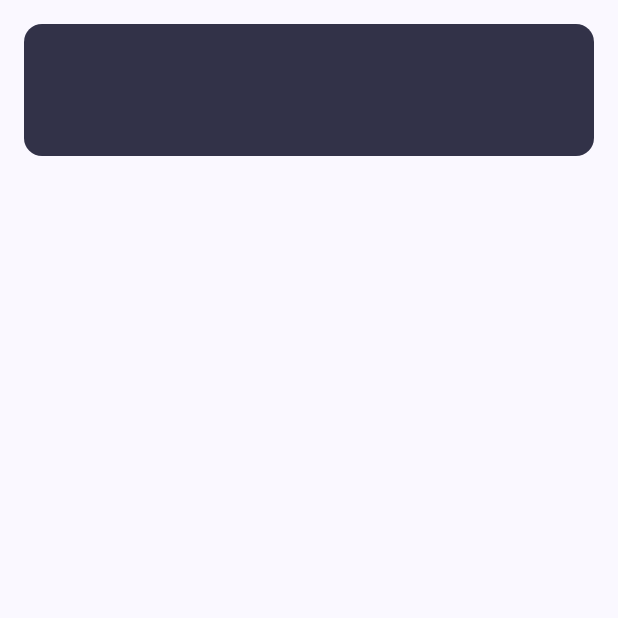
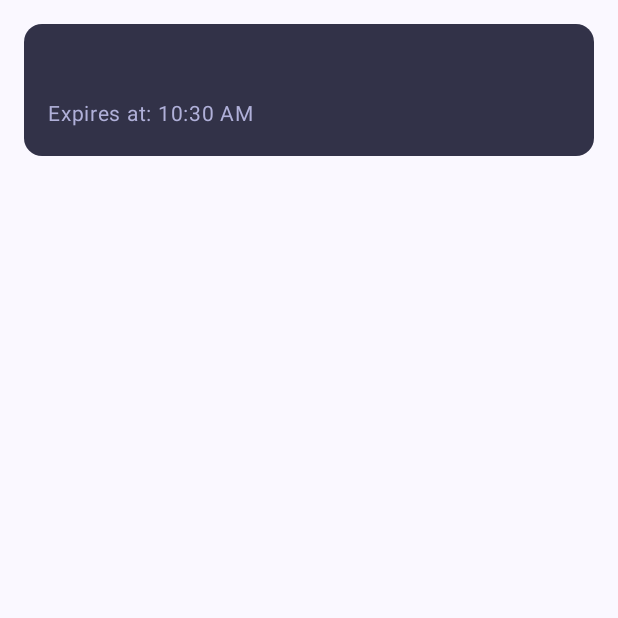
Before and after one commit to asfandalidal/SilentSignalApp, an Android app built with Jetpack Compose: the composable AnnouncementDetailScreen called with empty values, on a phone screen of 412 x 824 dp, the top half of it. Run offline under Robolectric (Android 15) with nearby library versions, the phone set to English and light mode, and no system bars; 1 statement that could not run was skipped.

Commit message:
resolve notification issue in screen

```diff
--- a/app/build.gradle.kts
+++ b/app/build.gradle.kts
@@ -60,6 +60,7 @@ dependencies {
     implementation(libs.androidx.ui.graphics)
     implementation(libs.androidx.ui.tooling.preview)
     implementation(libs.androidx.material3)
+    implementation(libs.androidx.appcompat)
     testImplementation(libs.junit)
     androidTestImplementation(libs.androidx.junit)
     androidTestImplementation(libs.androidx.espresso.core)
@@ -69,6 +70,7 @@ dependencies {
     debugImplementation(libs.androidx.ui.test.manifest)
     implementation("com.google.firebase:firebase-messaging-ktx:23.3.1")
     implementation ("com.google.android.gms:play-services-base:18.0.1")
-        implementation("androidx.navigation:navigation-compose:2.7.5")
+    implementation("androidx.navigation:navigation-compose:2.7.5")
+    implementation ("com.jakewharton.threetenabp:threetenabp:1.4.5")
 
 }
--- a/app/src/main/AndroidManifest.xml
+++ b/app/src/main/AndroidManifest.xml
@@ -18,7 +18,7 @@
 
         <!-- Firebase Messaging Service -->
         <service
-            android:name=".MyFirebaseMessagingService"
+            android:name=".config.MyFirebaseMessagingService"
             android:exported="false">
             <intent-filter>
                 <action android:name="com.google.firebase.MESSAGING_EVENT" />
@@ -29,6 +29,7 @@
         <activity
             android:name=".MainActivity"
             android:exported="true"
+            android:launchMode="singleTop"
             android:label="@string/app_name"
             android:theme="@style/Theme.SilentSignal">
             <intent-filter>
@@ -37,5 +38,7 @@
             </intent-filter>
         </activity>
 
+
+
     </application>
 </manifest>
--- a/app/src/main/java/com/azeemi/silentsignal/Announcement.kt
+++ /dev/null
@@ -1,3 +0,0 @@
-package com.azeemi.silentsignal
-
-data class Announcement(val id: Int, val message: String, val timestamp: String)
--- a/app/src/main/java/com/azeemi/silentsignal/AnnouncementDetailScreen.kt
+++ /dev/null
@@ -1,41 +0,0 @@
-package com.azeemi.silentsignal
-
-import androidx.compose.foundation.layout.*
-import androidx.compose.material3.*
-import androidx.compose.runtime.Composable
-import androidx.compose.ui.Modifier
-import androidx.compose.ui.graphics.Color
-import androidx.compose.ui.text.font.FontWeight
-import androidx.compose.ui.unit.dp
-import androidx.compose.ui.unit.sp
-
-@Composable
-fun AnnouncementDetailScreen(message: String, timestamp: String) {
-    Box(
-        modifier = Modifier
-            .fillMaxSize()
-            .padding(16.dp)
-    ) {
-        Card(
-            modifier = Modifier.fillMaxWidth(),
-            colors = CardDefaults.cardColors(containerColor = Color(0xFF323248))
-        ) {
-            Column(
-                modifier = Modifier.padding(16.dp)
-            ) {
-                Text(
-                    text = message,
-                    fontSize = 20.sp,
-                    fontWeight = FontWeight.Bold,
-                    color = Color.White
-                )
-                Spacer(modifier = Modifier.height(8.dp))
-                Text(
-                    text = timestamp,
-                    fontSize = 14.sp,
-                    color = Color(0xFFB0B0D9)
-                )
-            }
-        }
-    }
-}
--- /dev/null
+++ b/app/src/main/java/com/azeemi/silentsignal/domain/model/Announcement.kt
@@ -0,0 +1,3 @@
+package com.azeemi.silentsignal.domain.model
+
+data class Announcement(val id: Int, val message: String, val expiresAt: String)
--- /dev/null
+++ b/app/src/main/java/com/azeemi/silentsignal/presentation/AnnouncementDetailScreen.kt
@@ -0,0 +1,77 @@
+package com.azeemi.silentsignal.presentation
+
+import android.app.Activity
+import android.view.WindowManager
+import androidx.compose.foundation.layout.*
+import androidx.compose.material3.*
+import androidx.compose.runtime.Composable
+import androidx.compose.runtime.LaunchedEffect
+import androidx.compose.ui.Modifier
+import androidx.compose.ui.graphics.Color
+import androidx.compose.ui.platform.LocalContext
+import androidx.compose.ui.text.font.FontWeight
+import androidx.compose.ui.unit.dp
+import androidx.compose.ui.unit.sp
+import org.threeten.bp.LocalDateTime
+import org.threeten.bp.ZoneId
+import org.threeten.bp.format.DateTimeFormatter
+import java.util.Locale
+
+@Composable
+fun AnnouncementDetailScreen(message: String, expiryTime: String) {
+    val context = LocalContext.current
+
+    // Use a DateTimeFormatter to parse the expiryTime
+    val formatter = DateTimeFormatter.ofPattern("yyyy-MM-dd'T'HH:mm:ss", Locale.getDefault())
+
+    // Try parsing the expiryTime string using the formatter
+    val localDateTime = try {
+        LocalDateTime.parse(expiryTime, formatter)
+    } catch (e: Exception) {
+        // Handle parsing error, fallback to current time if parsing fails
+        LocalDateTime.now()
+    }
+
+    // Convert the parsed LocalDateTime to Pakistan Standard Time (PST)
+    val pstTime = localDateTime.atZone(ZoneId.of("Asia/Karachi")).toLocalDateTime()
+
+    // Format the time into 12-hour format (e.g., 4:05 PM)
+    val formattedTime = DateTimeFormatter.ofPattern("h:mm a", Locale.getDefault()).format(pstTime)
+
+    LaunchedEffect(Unit) {
+        if (context is Activity) {
+            context.window.setFlags(
+                WindowManager.LayoutParams.FLAG_SECURE,
+                WindowManager.LayoutParams.FLAG_SECURE
+            )
+        }
+    }
+
+    Box(
+        modifier = Modifier
+            .fillMaxSize()
+            .padding(16.dp)
+    ) {
+        Card(
+            modifier = Modifier.fillMaxWidth(),
+            colors = CardDefaults.cardColors(containerColor = Color(0xFF323248))
+        ) {
+            Column(
+                modifier = Modifier.padding(16.dp)
+            ) {
+                Text(
+                    text = message,
+                    fontSize = 20.sp,
+                    fontWeight = FontWeight.Bold,
+                    color = Color.White
+                )
+                Spacer(modifier = Modifier.height(8.dp))
+                Text(
+                    text = "Expires at: $formattedTime",  // Show the formatted expiry time in 12-hour format
+                    fontSize = 14.sp,
+                    color = Color(0xFFB0B0D9)
+                )
+            }
+        }
+    }
+}
--- a/gradle/libs.versions.toml
+++ b/gradle/libs.versions.toml
@@ -8,6 +8,7 @@ espressoCore = "3.6.1"
 lifecycleRuntimeKtx = "2.8.7"
 activityCompose = "1.10.1"
 composeBom = "2024.04.01"
+appcompat = "1.7.0"
 
 [libraries]
 androidx-core-ktx = { group = "androidx.core", name = "core-ktx", version.ref = "coreKtx" }
@@ -24,6 +25,7 @@ androidx-ui-tooling-preview = { group = "androidx.compose.ui", name = "ui-toolin
 androidx-ui-test-manifest = { group = "androidx.compose.ui", name = "ui-test-manifest" }
 androidx-ui-test-junit4 = { group = "androidx.compose.ui", name = "ui-test-junit4" }
 androidx-material3 = { group = "androidx.compose.material3", name = "material3" }
+androidx-appcompat = { group = "androidx.appcompat", name = "appcompat", version.ref = "appcompat" }
 
 [plugins]
 android-application = { id = "com.android.application", version.ref = "agp" }
```
Also changed, not shown: app/src/main/java/com/azeemi/silentsignal/MainActivity.kt (+17 -56 lines), app/src/main/java/com/azeemi/silentsignal/config/MyFirebaseMessagingService.kt (renamed from app/src/main/java/com/azeemi/silentsignal/MyFirebaseMessagingService.kt, +27 -24 lines), app/src/main/java/com/azeemi/silentsignal/config/SetupNavigation.kt (added, +54 -0 lines), app/src/main/java/com/azeemi/silentsignal/presentation/AnnouncementListScreen.kt (renamed from app/src/main/java/com/azeemi/silentsignal/AnnouncementListScreen.kt, +27 -18 lines), app/src/main/java/com/azeemi/silentsignal/presentation/MainViewModel.kt (added, +19 -0 lines).
